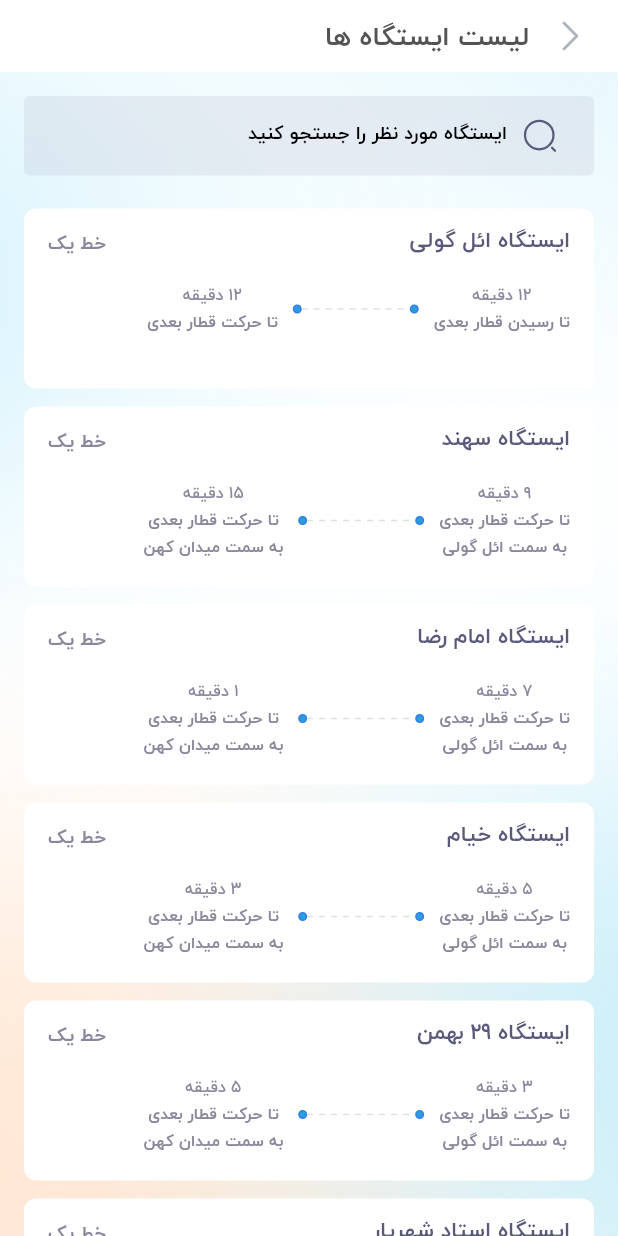
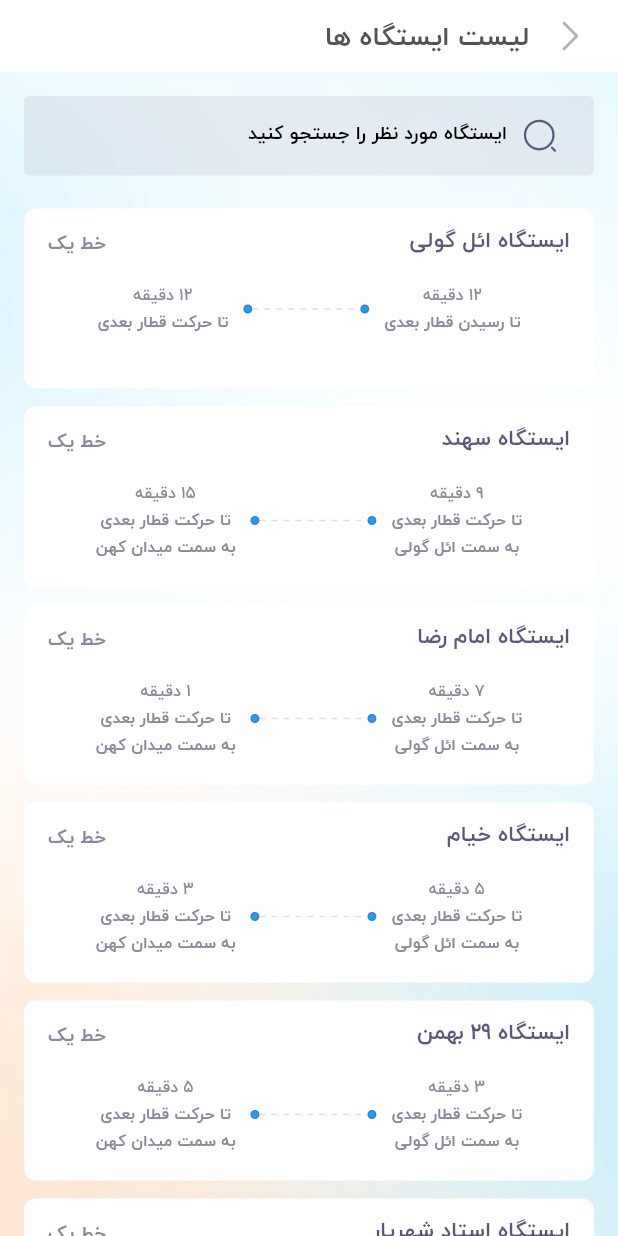
Before and after one commit to hesi100/metro, a Flutter app: the LineScreen screen opened directly, on a phone screen of 412 x 824 dp. Run offline on Flutter 3.47's test engine with Material 2 defaults, Android fonts, the phone set to English and light mode, and no system bars; drawn by our look-alikes of dotted_line; our stand-ins replace device_info_plus, firebase_analytics, firebase_core, firebase_crashlytics, flutter_spinkit, flutter_svg and 2 more; missing offline and left inert: flutter_statusbarcolor_ns; accounts and stored records are empty; project files that could hold a hidden picture were left out.

Commit message:
small change

```diff
--- a/lib/services/stations/first_line_handler.dart
+++ b/lib/services/stations/first_line_handler.dart
@@ -10,14 +10,21 @@ class FirstLineHandler {
       startTimeToFirst = startTimeToFirst.add(const Duration(minutes: 16));
       startTimeToLast = startTimeToLast.add(const Duration(minutes: 16));
     }
-    startTimeToFirst = toFirst.first.time.add(const Duration(days: 1));
-    startTimeToLast = toLast.first.time.add(const Duration(days: 1));
-    for (int i = 0; i < count; i++) {
+    if(DateTime.now().isBefore(toFirst.last.time)&&DateTime.now().isBefore(toLast.last.time)){
+      startTimeToFirst = toFirst.first.time.add(const Duration(days: 1));
+      startTimeToLast = toLast.first.time.add(const Duration(days: 1));
+      toFirst=[];
+      toLast = [];
       toFirst.add(TimeModel(time: startTimeToFirst));
       toLast.add(TimeModel(time: startTimeToLast));
-      startTimeToFirst = startTimeToFirst.add(const Duration(minutes: 16));
-      startTimeToLast = startTimeToLast.add(const Duration(minutes: 16));
+      for (int i = 0; i < count; i++) {
+        toFirst.add(TimeModel(time: startTimeToFirst));
+        toLast.add(TimeModel(time: startTimeToLast));
+        startTimeToFirst = startTimeToFirst.add(const Duration(minutes: 16));
+        startTimeToLast = startTimeToLast.add(const Duration(minutes: 16));
+      }
     }
+
   }
 
   static StationModel getStation(
--- /dev/null
+++ b/lib/views/widgets/line/next_train_time.dart
@@ -0,0 +1,87 @@
+import 'package:dotted_line/dotted_line.dart';
+import 'package:flutter/cupertino.dart';
+
+import '../../../model/station_model.dart';
+import '../../../services/colors.dart';
+import '../../../services/settings.dart';
+import '../../../services/text/texts.dart';
+import '../share/texts/styled_text.dart';
+
+class NextTrainTime extends StatelessWidget {
+  const NextTrainTime({required this.station,Key? key}) : super(key: key);
+  final StationModel station;
+
+  @override
+  Widget build(BuildContext context) {
+    return Row(
+      mainAxisAlignment: MainAxisAlignment.center,
+      children: [
+        Row(
+          children: [
+            Column(
+              children: [
+                StyledTextShow(getMinutesToNext(station.timesToFirstStation), size: font12, color: textLight),
+                StyledTextShow(station.name ==   "ایستگاه "  +station.firstStationName ? "تا رسیدن قطار بعدی" : "تا حرکت قطار بعدی", bold: true, size: font12, color: textLight),
+                Visibility(
+                    visible: station.name != "ایستگاه "  +station.firstStationName && station.name != "ایستگاه "  +station.lastStationName,
+                    child: StyledTextShow("به سمت " + station.firstStationName,
+                        bold: true, size: font12, color: textLight)),
+              ],
+            ),
+            Container(
+              margin: EdgeInsetsDirectional.only(start: 10),
+              height: 6,
+              width: 6,
+              decoration:
+              BoxDecoration(color: lightBlue, border: Border.all(color: blue, width: 1), shape: BoxShape.circle),
+            ),
+            const DottedLine(
+              direction: Axis.horizontal,
+
+              lineLength: 72,
+              lineThickness: 1.0,
+              dashLength: 4.0,
+              dashColor: gray,
+              dashRadius: 0.0,
+              dashGapLength: 4.0,
+            ),
+            Container(
+              margin: EdgeInsetsDirectional.only(end: 10),
+              height: 6,
+              width: 6,
+              decoration:
+              BoxDecoration(color: lightBlue, border: Border.all(color: blue, width: 1), shape: BoxShape.circle),
+            ),
+            Column(
+              children: [
+                StyledTextShow(getMinutesToNext(station.timesToLastStation), size: font12, color: textLight),
+                StyledTextShow("ایستگاه " + station.lastStationName == station.name ? "تا رسیدن قطار بعدی" : "تا حرکت قطار بعدی", bold: true, size: font12, color: textLight),
+                Visibility(
+                    visible:  station.name !=  "ایستگاه " + station.firstStationName && station.name !=  "ایستگاه " + station.lastStationName,
+                    child: StyledTextShow("به سمت " + station.lastStationName,
+                        bold: true, size: font12, color: textLight)),
+
+              ],
+            ),
+          ],
+        ),
+        // Container(
+        //   height: 29,
+        //   width: 29,
+        //   padding: const EdgeInsets.all(5),
+        //   decoration: BoxDecoration(
+        //     borderRadius: BorderRadius.circular(8),
+        //     gradient: const RadialGradient(
+        //       center: Alignment.topLeft,
+        //       stops: [0.1,0.99],
+        //       colors: [Color(0xff85D3FF),Color(0xff2596D7),
+        //       ]
+        //     ),
+        //
+        //   ),
+        //   child: SvgPicture.asset(icon("feather_arrow_right"),width: 20),
+        // )
+      ],
+    );
+  }
+}
--- a/lib/views/widgets/line/station_item.dart
+++ b/lib/views/widgets/line/station_item.dart
@@ -6,6 +6,10 @@ import 'package:metro/services/colors.dart';
 import 'package:metro/services/settings.dart';
 import 'package:metro/services/text/texts.dart';
 import 'package:metro/views/widgets/share/texts/styled_text.dart';
+
+import '../../../services/route_management.dart';
+import '../../screen/station_screen.dart';
+import 'next_train_time.dart';
 
 class StationItem extends StatelessWidget {
   const StationItem({required this.station, Key? key}) : super(key: key);
@@ -17,7 +21,7 @@ class StationItem extends StatelessWidget {
 
     return InkWell(
       onTap: () {
-        // RouteManagement.goToPage(StationScreen(station: station));
+        RouteManagement.goToPage(StationScreen(station: station));
       },
       child: Container(
         padding: const EdgeInsets.symmetric(
@@ -54,76 +58,8 @@ class StationItem extends StatelessWidget {
             ),
             Padding(
               padding: const EdgeInsets.only(top: 16),
-              child: Row(
-                mainAxisAlignment: MainAxisAlignment.spaceBetween,
-                children: [
-                  Row(
-                    children: [
-                      Column(
-                        children: [
-                          StyledTextShow(getMinutesToNext(station.timesToFirstStation), size: font12, color: textLight),
-                          StyledTextShow(station.name ==   "ایستگاه "  +station.firstStationName ? "تا رسیدن قطار بعدی" : "تا حرکت قطار بعدی", bold: true, size: font12, color: textLight),
-                          Visibility(
-                              visible: station.name != "ایستگاه "  +station.firstStationName && station.name != "ایستگاه "  +station.lastStationName,
-                              child: StyledTextShow("به سمت " + station.firstStationName,
-                                  bold: true, size: font12, color: textLight)),
-                        ],
-                      ),
-                      Container(
-                        margin: EdgeInsetsDirectional.only(start: 10),
-                        height: 6,
-                        width: 6,
-                        decoration:
-                            BoxDecoration(color: lightBlue, border: Border.all(color: blue, width: 1), shape: BoxShape.circle),
-                      ),
-                      const DottedLine(
-                        direction: Axis.horizontal,
-                        lineLength: 72,
-                        lineThickness: 1.0,
-                        dashLength: 4.0,
-                        dashColor: gray,
-                        dashRadius: 0.0,
-                        dashGapLength: 4.0,
-                      ),
-                      Container(
-                        margin: EdgeInsetsDirectional.only(end: 10),
-                        height: 6,
-                        width: 6,
-                        decoration:
-                            BoxDecoration(color: lightBlue, border: Border.all(color: blue, width: 1), shape: BoxShape.circle),
-                      ),
-                      Column(
-                        children: [
-                          StyledTextShow(getMinutesToNext(station.timesToLastStation), size: font12, color: textLight),
-                          StyledTextShow("ایستگاه " + station.lastStationName == station.name ? "تا رسیدن قطار بعدی" : "تا حرکت قطار بعدی", bold: true, size: font12, color: textLight),
-                          Visibility(
-                              visible:  station.name !=  "ایستگاه " + station.firstStationName && station.name !=  "ایستگاه " + station.lastStationName,
-                              child: StyledTextShow("به سمت " + station.lastStationName,
-                                  bold: true, size: font12, color: textLight)),
-
-                        ],
-                      ),
-                    ],
-                  ),
-                  // Container(
-                  //   height: 29,
-                  //   width: 29,
-                  //   padding: const EdgeInsets.all(5),
-                  //   decoration: BoxDecoration(
-                  //     borderRadius: BorderRadius.circular(8),
-                  //     gradient: const RadialGradient(
-                  //       center: Alignment.topLeft,
-                  //       stops: [0.1,0.99],
-                  //       colors: [Color(0xff85D3FF),Color(0xff2596D7),
-                  //       ]
-                  //     ),
-                  //
-                  //   ),
-                  //   child: SvgPicture.asset(icon("feather_arrow_right"),width: 20),
-                  // )
-                ],
-              ),
-            ),
+              child: NextTrainTime(station: station,),
+            )
           ],
         ),
       ),
```
Also changed, not shown: lib/services/settings.dart (+11 -1 lines), lib/views/screen/station_screen.dart (+30 -48 lines), lib/views/widgets/line/train_leave_time.dart (added, +100 -0 lines).
